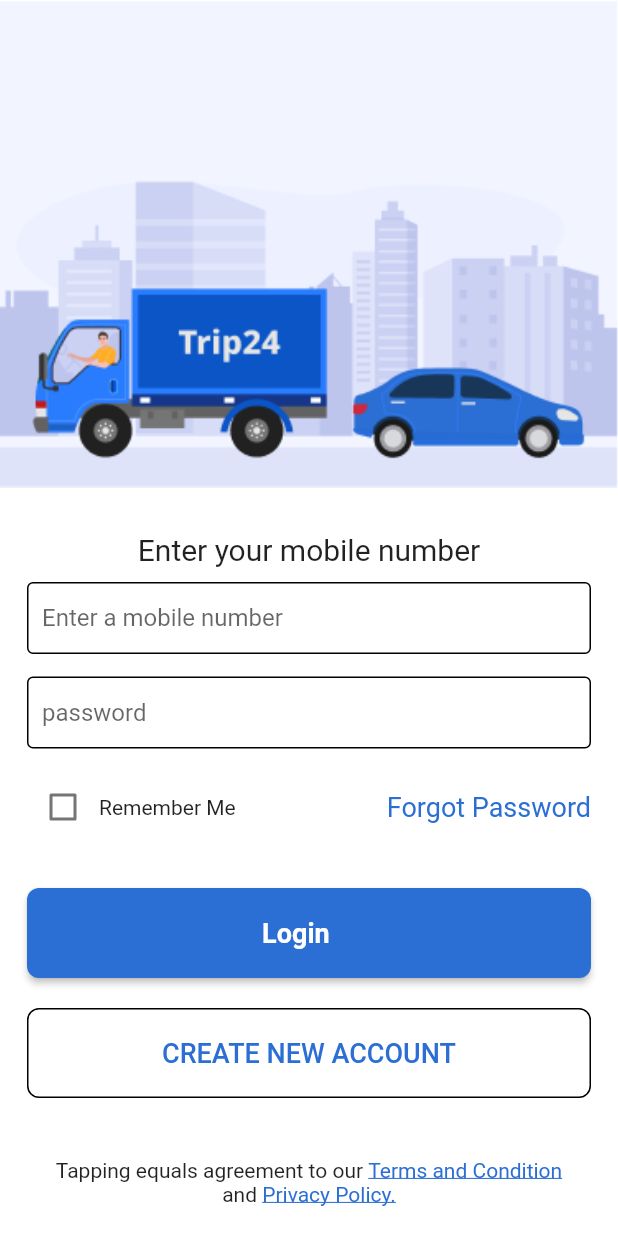
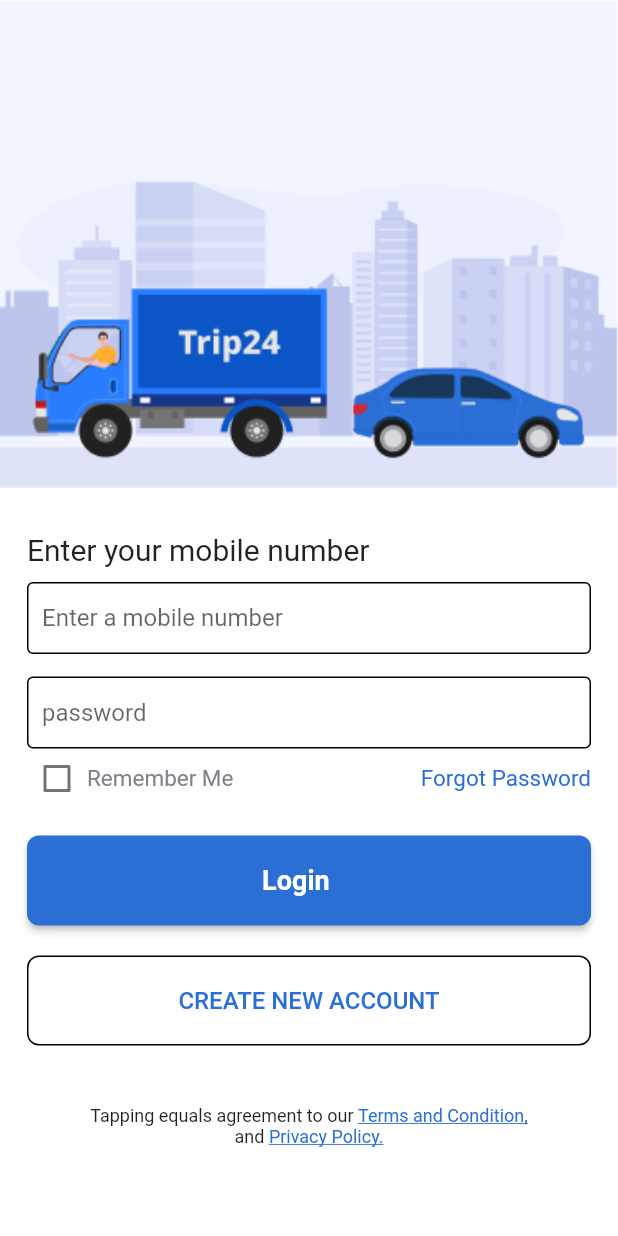
Before and after one commit to Mdasker/Driver_App, a Flutter app: the screen it shows after launch, after a tap on "Get Started", on a phone screen of 412 x 824 dp. Run offline on Flutter 3.47's test engine with Material 2 defaults, Android fonts, the phone set to English and light mode, and no system bars; our stand-ins replace flutter_svg.

Commit message:
Login page er Checkbox and Typography update

```diff
--- a/lib/login_page.dart
+++ b/lib/login_page.dart
@@ -1,3 +1,4 @@
+import 'package:driver_app/singUpPage.dart';
 import 'package:flutter/material.dart';
 
 class LoginPage extends StatelessWidget {
@@ -9,7 +10,7 @@ class LoginPage extends StatelessWidget {
   Widget build(BuildContext context) {
     return Scaffold(
         backgroundColor: Colors.white,
-        body: Column(
+        body: ListView(
           children: [
             Container(
               padding: EdgeInsets.only(top: 100),
@@ -22,10 +23,12 @@ class LoginPage extends StatelessWidget {
               ),
             ),
 
+
             Padding(
               padding: const EdgeInsets.only(left: 18, right: 18, top: 30),
-
               child: Column(
+                crossAxisAlignment: CrossAxisAlignment.start,
+                mainAxisSize: MainAxisSize.min,
                 children: [
                   Text(
                     "Enter your mobile number",
@@ -36,29 +39,40 @@ class LoginPage extends StatelessWidget {
                   ),
                   SizedBox(height:10),
                   inputFile(hintext: "Enter a mobile number"),
+                  SizedBox(
+                    height: 15,
+                  ),
                   inputFile(hintext: "password", obscureText: true, ),
                   Row(
-                    mainAxisAlignment: MainAxisAlignment.spaceBetween,
                     children: <Widget>[
-                      Checkbox(value: remember, onChanged: (value) {
+
+                      Checkbox(
+
+                        materialTapTargetSize: MaterialTapTargetSize.shrinkWrap,
+                        value: remember, onChanged: (value) {
                         // setState(() {
                         //   remember = value;
                         // });
-                       },
+                      },
                       ),
-                      Text("Remember Me"),
+                      Text("Remember Me",
+                        style: TextStyle(
+                          color: Color(0xff7E8389),
+                          fontSize: 15,
+                        ),
+                      ),
                       Spacer(),
                       Text(
                         " Forgot Password",
                         style: TextStyle(
                           color: Color(0xff2b6ed4),
-                          fontSize: 18,
+                          fontSize: 15,
                         ),
                       )
                     ],
                   ),
 
-                  SizedBox(height:30),
+                  SizedBox(height:18),
                   MaterialButton(
                     minWidth: double.infinity,
                     height: 60,
@@ -86,7 +100,7 @@ class LoginPage extends StatelessWidget {
                     minWidth: double.infinity,
                     height: 60,
                     onPressed: () {
-
+                      Navigator.push(context, MaterialPageRoute(builder: (context)=> SingUpPage()));
                     },
                     // defining the shape
                     shape: RoundedRectangleBorder(
@@ -99,7 +113,7 @@ class LoginPage extends StatelessWidget {
                       "CREATE NEW ACCOUNT",
                       style: TextStyle(
                           color: Color(0xff2b6ed4),
-                          fontSize: 18
+                          fontSize: 16
                       ),
                     ),
                   ),
@@ -108,13 +122,18 @@ class LoginPage extends StatelessWidget {
                   Row(
                     mainAxisAlignment: MainAxisAlignment.center,
                     children: [
-                      Text('Tapping equals agreement to our '),
+                      Text('Tapping equals agreement to our ',
+                        style: TextStyle(
+                          fontSize: 12,
+                        ),
+                      ),
                       InkWell(onTap: () {
 
                       },
-                          child: Text('Terms and Condition',
+                          child: Text('Terms and Condition,',
                             style: TextStyle(
                               color: Color(0xff2b6ed4),
+                              fontSize: 12,
                               decoration: TextDecoration.underline,
                             ),
                           )),
@@ -123,7 +142,11 @@ class LoginPage extends StatelessWidget {
                   Row(
                     mainAxisAlignment: MainAxisAlignment.center,
                     children: [
-                      Text('and '),
+                      Text('and ',
+                        style: TextStyle(
+                          fontSize: 12,
+                        ),
+                      ),
                       InkWell(
                         onTap: () {
 
@@ -131,6 +154,7 @@ class LoginPage extends StatelessWidget {
                         child: Text('Privacy Policy.',
                           style: TextStyle(
                             color: Color(0xff2b6ed4),
+                            fontSize: 12,
                             decoration: TextDecoration.underline,
                           ),
                         ),
@@ -158,9 +182,6 @@ Widget inputFile({hintext, obscureText = false}) {
           enabledBorder: OutlineInputBorder(),
         ),
       ),
-      SizedBox(
-        height: 15,
-      )
     ],
   );
 }
--- /dev/null
+++ b/lib/singUpPage.dart
@@ -0,0 +1,17 @@
+import 'package:flutter/material.dart';
+
+class SingUpPage extends StatefulWidget {
+  const SingUpPage({Key? key}) : super(key: key);
+
+  @override
+  State<SingUpPage> createState() => _SingUpPageState();
+}
+
+class _SingUpPageState extends State<SingUpPage> {
+  @override
+  Widget build(BuildContext context) {
+    return Scaffold(
+
+    );
+  }
+}
```
